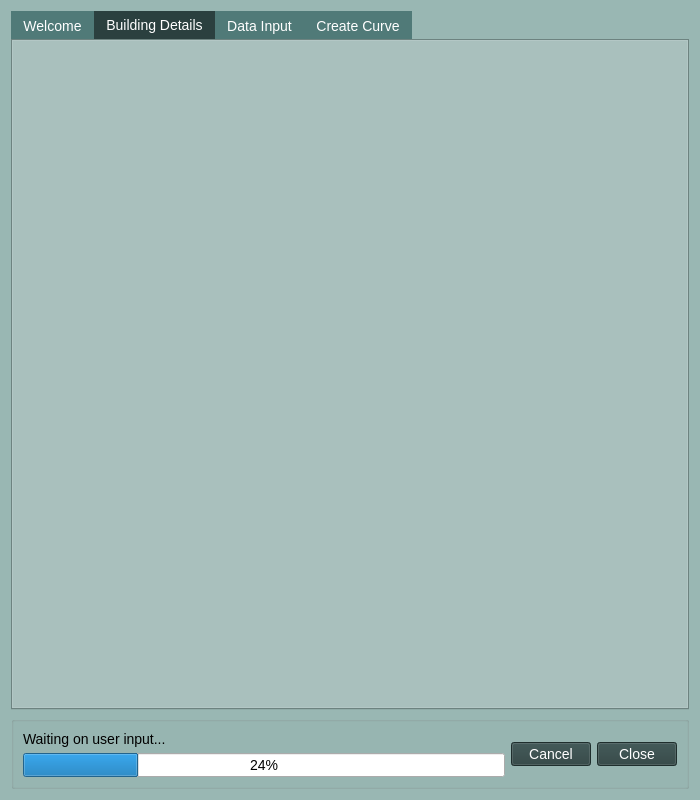
This is cancurve/cc_dialog.ui in NRCan/CanCurve as Qt 5 draws it before an edit. The edited form follows.
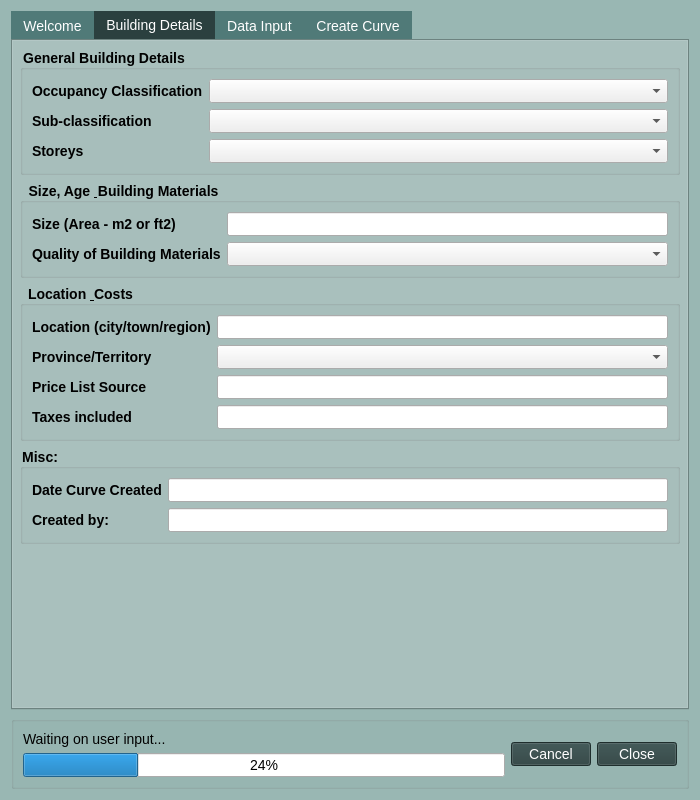
This is the edited form. The open tabs and pages were chosen to show the change. Icons and pictures are not drawn.

Diff of the .ui file:
```diff
--- a/cancurve/cc_dialog.ui
+++ b/cancurve/cc_dialog.ui
@@ -173,6 +173,211 @@
       <attribute name="title">
        <string>Building Details</string>
       </attribute>
+      <layout class="QVBoxLayout" name="verticalLayout_7">
+       <item>
+        <widget class="QGroupBox" name="groupBox_8">
+         <property name="font">
+          <font>
+           <pointsize>-1</pointsize>
+           <weight>75</weight>
+           <bold>true</bold>
+          </font>
+         </property>
+         <property name="title">
+          <string>General Building Details</string>
+         </property>
+         <layout class="QVBoxLayout" name="verticalLayout_8">
+          <item>
+           <layout class="QFormLayout" name="formLayout">
+            <item row="0" column="0">
+             <widget class="QLabel" name="occupancyClassificationLabel">
+              <property name="text">
+               <string>Occupancy Classification</string>
+              </property>
+             </widget>
+            </item>
+            <item row="0" column="1">
+             <widget class="QComboBox" name="occupancyClassificationComboBox"/>
+            </item>
+            <item row="1" column="0">
+             <widget class="QLabel" name="subClassificationLabel">
+              <property name="text">
+               <string>Sub-classification</string>
+              </property>
+             </widget>
+            </item>
+            <item row="1" column="1">
+             <widget class="QComboBox" name="subClassificationComboBox"/>
+            </item>
+            <item row="2" column="0">
+             <widget class="QLabel" name="storeysLabel">
+              <property name="text">
+               <string>Storeys</string>
+              </property>
+             </widget>
+            </item>
+            <item row="2" column="1">
+             <widget class="QComboBox" name="storeysComboBox"/>
+            </item>
+           </layout>
+          </item>
+         </layout>
+        </widget>
+       </item>
+       <item>
+        <widget class="QGroupBox" name="groupBox_9">
+         <property name="font">
+          <font>
+           <pointsize>-1</pointsize>
+           <weight>75</weight>
+           <bold>true</bold>
+          </font>
+         </property>
+         <property name="title">
+          <string>Size, Age &amp; Building Materials</string>
+         </property>
+         <layout class="QVBoxLayout" name="verticalLayout_9">
+          <item>
+           <layout class="QFormLayout" name="formLayout_2">
+            <item row="0" column="0">
+             <widget class="QLabel" name="sizeAreaM2OrFt2Label">
+              <property name="text">
+               <string>Size (Area - m2 or ft2)</string>
+              </property>
+             </widget>
+            </item>
+            <item row="0" column="1">
+             <widget class="QLineEdit" name="sizeAreaM2OrFt2LineEdit"/>
+            </item>
+            <item row="1" column="0">
+             <widget class="QLabel" name="qualityOfBuildingMaterialsLabel">
+              <property name="text">
+               <string>Quality of Building Materials</string>
+              </property>
+             </widget>
+            </item>
+            <item row="1" column="1">
+             <widget class="QComboBox" name="qualityOfBuildingMaterialsComboBox"/>
+            </item>
+           </layout>
+          </item>
+         </layout>
+        </widget>
+       </item>
+       <item>
+        <widget class="QGroupBox" name="groupBox_10">
+         <property name="font">
+          <font>
+           <pointsize>-1</pointsize>
+           <weight>75</weight>
+           <bold>true</bold>
+          </font>
+         </property>
+         <property name="title">
+          <string>Location &amp; Costs</string>
+         </property>
+         <layout class="QVBoxLayout" name="verticalLayout_10">
+          <item>
+           <layout class="QFormLayout" name="formLayout_3">
+            <item row="0" column="0">
+             <widget class="QLabel" name="locationCityTownRegionLabel">
+              <property name="text">
+               <string>Location (city/town/region)</string>
+              </property>
+             </widget>
+            </item>
+            <item row="0" column="1">
+             <widget class="QLineEdit" name="locationCityTownRegionLineEdit"/>
+            </item>
+            <item row="1" column="0">
+             <widget class="QLabel" name="provinceTerritoryLabel">
+              <property name="text">
+               <string>Province/Territory</string>
+              </property>
+             </widget>
+            </item>
+            <item row="1" column="1">
+             <widget class="QComboBox" name="provinceTerritoryComboBox"/>
+            </item>
+            <item row="2" column="0">
+             <widget class="QLabel" name="priceListSourceLabel">
+              <property name="text">
+               <string>Price List Source</string>
+              </property>
+             </widget>
+            </item>
+            <item row="2" column="1">
+             <widget class="QLineEdit" name="priceListSourceLineEdit"/>
+            </item>
+            <item row="3" column="0">
+             <widget class="QLabel" name="taxesIncludedLabel">
+              <property name="text">
+               <string>Taxes included</string>
+              </property>
+             </widget>
+            </item>
+            <item row="3" column="1">
+             <widget class="QLineEdit" name="taxesIncludedLineEdit"/>
+            </item>
+           </layout>
+          </item>
+         </layout>
+        </widget>
+       </item>
+       <item>
+        <widget class="QGroupBox" name="groupBox_11">
+         <property name="font">
+          <font>
+           <pointsize>-1</pointsize>
+           <weight>75</weight>
+           <bold>true</bold>
+          </font>
+         </property>
+         <property name="title">
+          <string>Misc: </string>
+         </property>
+         <layout class="QVBoxLayout" name="verticalLayout_11">
+          <item>
+           <layout class="QFormLayout" name="formLayout_4">
+            <item row="0" column="0">
+             <widget class="QLabel" name="dateCurveCreatedLabel">
+              <property name="text">
+               <string>Date Curve Created</string>
+              </property>
+             </widget>
+            </item>
+            <item row="0" column="1">
+             <widget class="QLineEdit" name="dateCurveCreatedLineEdit"/>
+            </item>
+            <item row="1" column="0">
+             <widget class="QLabel" name="createdByLabel">
+              <property name="text">
+               <string>Created by: </string>
+              </property>
+             </widget>
+            </item>
+            <item row="1" column="1">
+             <widget class="QLineEdit" name="createdByLineEdit"/>
+            </item>
+           </layout>
+          </item>
+         </layout>
+        </widget>
+       </item>
+       <item>
+        <spacer name="verticalSpacer_2">
+         <property name="orientation">
+          <enum>Qt::Vertical</enum>
+         </property>
+         <property name="sizeHint" stdset="0">
+          <size>
+           <width>20</width>
+           <height>40</height>
+          </size>
+         </property>
+        </spacer>
+       </item>
+      </layout>
      </widget>
      <widget class="QWidget" name="tab_3">
       <attribute name="title">
```
Left out of the diff: 3 changed lines with no effect on the pictures.
